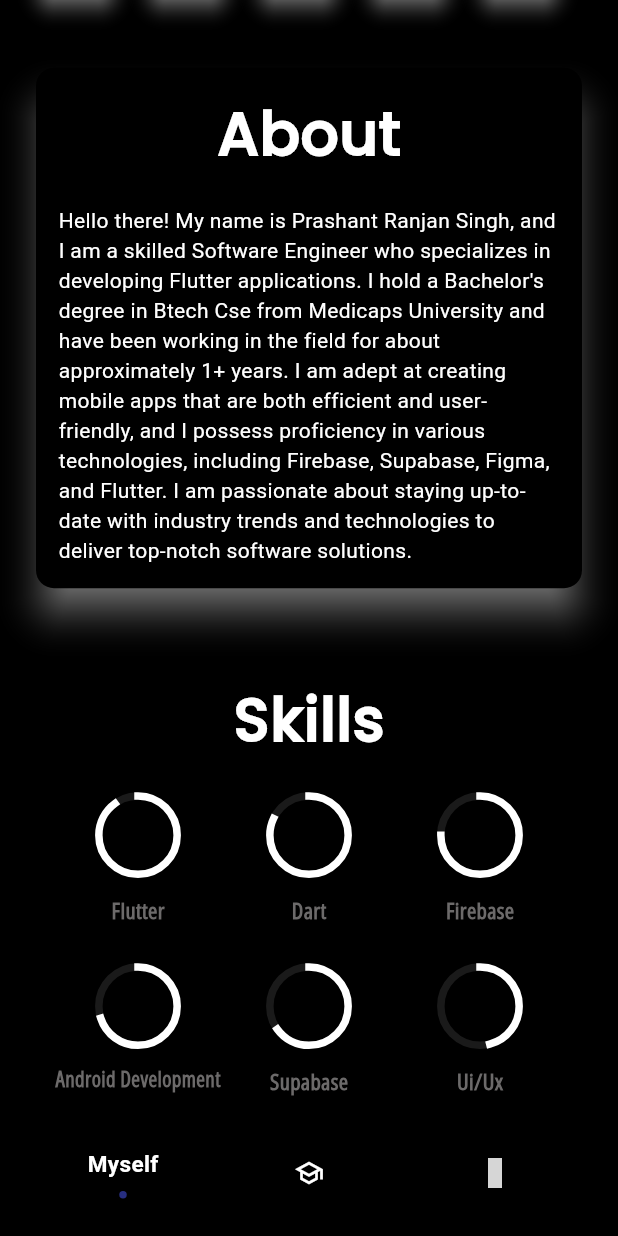
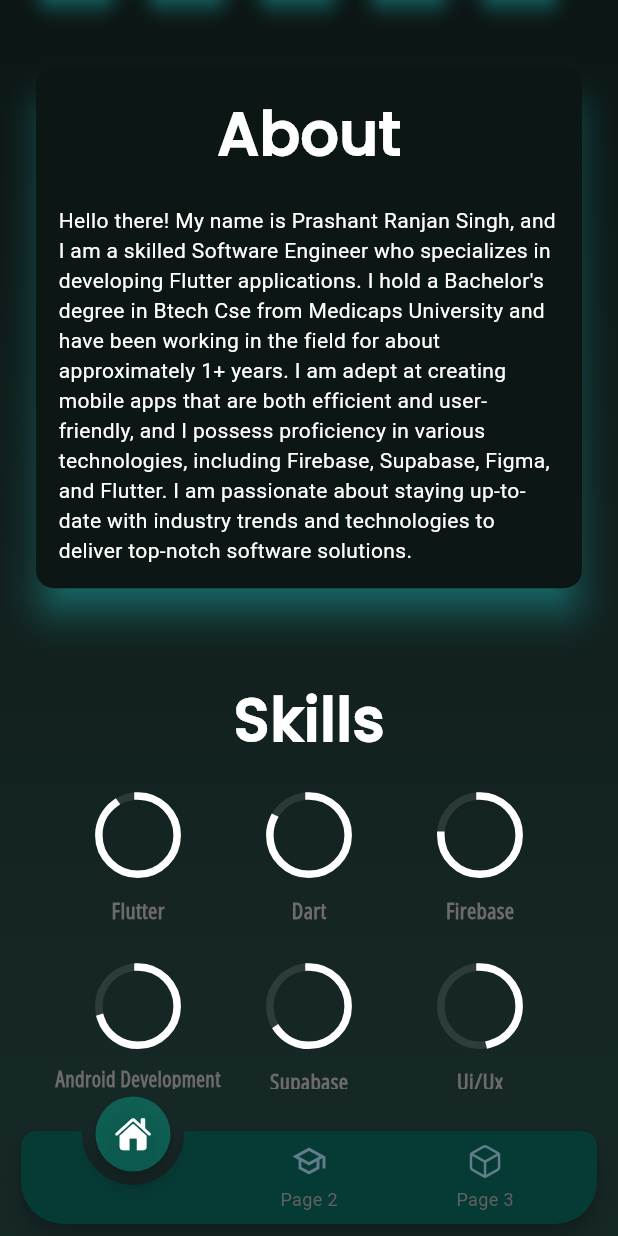
Before and after one commit to Prashant-ranjan-singh-123/PrashantSkillscape, a Flutter app: the screen it shows after launch, scrolled down 576 dp, on a phone screen of 412 x 824 dp. Run offline on Flutter 3.47's test engine with Material 3 defaults, Android fonts, the phone set to English and light mode, and no system bars; drawn by our look-alikes of animated_notch_bottom_bar, auto_size_text, flashy_tab_bar2, flutter_animate, percent_indicator; our stand-ins replace carousel_slider, crystal_navigation_bar, get, iconsax, material_design_icons_flutter, timeline_tile; missing offline and left inert: android_intent_plus, email_sender; grey boxes are pictures that could not be loaded.

Commit message:
Ui Improvement

```diff
--- a/lib/view/bottom_nav_bar/Global_bottom_nav.dart
+++ b/lib/view/bottom_nav_bar/Global_bottom_nav.dart
@@ -1,3 +1,5 @@
+import 'package:animated_notch_bottom_bar/animated_notch_bottom_bar/animated_notch_bottom_bar.dart';
+import 'package:crystal_navigation_bar/crystal_navigation_bar.dart';
 import 'package:flashy_tab_bar2/flashy_tab_bar2.dart';
 import 'package:flutter/cupertino.dart';
 import 'package:flutter/material.dart';
@@ -16,58 +18,77 @@ class GlobalNavBar extends StatefulWidget {
 }
 
 class _GlobalNavBarState extends State<GlobalNavBar> {
-  int _selectedIndex=0;
+  int _selectedIndex = 0;
+
+
+  // Notch Bar
+  final _pageController = PageController(initialPage: 0);
+
+  /// Controller to handle bottom nav bar and also handles initial page
+  final NotchBottomBarController _controller = NotchBottomBarController(index: 0);
+
+  int maxCount = 3;
+
+  final List<Widget> bottomBarPages = [
+    HomeScreen(),
+    CarrierScreen(),
+    WorkScreen(),
+  ];
+
+
+
+
+
   @override
   Widget build(BuildContext context) {
     return Scaffold(
-      backgroundColor: Colors.black,
-      body: _current_screen(),
-      bottomNavigationBar: bottom_nav_bar().animate()
-          .slideY(
+      backgroundColor: Color.fromRGBO(22,40,38,1),
+      body: bottom_nav_bar_3_body(),
+      bottomNavigationBar: bottom_nav_bar_3().animate().slideY(
           begin: 12,
           delay: 1000.ms,
           duration: 1000.ms,
-          curve: Curves.decelerate)
-
-      ,
+          curve: Curves.decelerate),
     );
   }
 
-  Widget _current_screen(){
-    if(_selectedIndex==0){
-      return HomeScreen();
-    }else if(_selectedIndex ==1){
-      return CarrierScreen();
-    }else {
-      return WorkScreen();
-    }
-      // else {
-    //   return const CertificateScreen();
-    // }
+  @override
+  void dispose() {
+    _pageController.dispose();
+    super.dispose();
   }
 
-  Widget bottom_nav_bar(){
+
+  Widget bottom_nav_bar() {
     return FlashyTabBar(
       selectedIndex: _selectedIndex,
-      backgroundColor: Colors.black87,
-
-      showElevation: false,
-
+      backgroundColor: Color.fromRGBO(25, 24, 39, 1.0),
       onItemSelected: (index) => setState(() {
         _selectedIndex = index;
       }),
       items: [
         FlashyTabBarItem(
           icon: const Icon(CupertinoIcons.home, color: Colors.white),
-          title: const Text('Myself', style: TextStyle(color: Colors.white, fontSize: 15),),
+          title: const Text(
+            'Myself',
+            style: TextStyle(color: Colors.white, fontSize: 15),
+          ),
         ),
         FlashyTabBarItem(
-          icon: const Icon(Icons.school_outlined, color: Colors.white,),
-          title: const Text('Carrier', style: TextStyle(color: Colors.white, fontSize: 15)),
+          icon: const Icon(
+            Icons.school_outlined,
+            color: Colors.white,
+          ),
+          title: const Text('Carrier',
+              style: TextStyle(color: Colors.white, fontSize: 15)),
         ),
         FlashyTabBarItem(
-          icon: Icon(MdiIcons.googlePlay, color: Colors.white,),
-          title: const Text('Works', style: TextStyle(color: Colors.white, fontSize: 15)),
+          icon: Icon(
+            MdiIcons.googlePlay,
+            color: Colors.white,
+          ),
+          title: const Text('Works',
+              style: TextStyle(color: Colors.white, fontSize: 15)),
         ),
         // FlashyTabBarItem(
         //   icon: Icon(MdiIcons.certificateOutline, color: Colors.white,),
@@ -76,4 +97,109 @@ class _GlobalNavBarState extends State<GlobalNavBar> {
       ],
     );
   }
+
+  Widget bottom_nav_bar_1_body(){
+    if (_selectedIndex == 0) {
+      return HomeScreen();
+    } else if (_selectedIndex == 1) {
+      return CarrierScreen();
+    } else {
+      return WorkScreen();
+    }
+  }
+
+
+
+
+  Widget bottom_nav_bar_3() {
+    return AnimatedNotchBottomBar(
+        color: Color.fromRGBO(6,58,52, 1),
+      notchColor: Color.fromRGBO(5,202,173, 0.35),
+        bottomBarItems: const [
+          BottomBarItem(
+            inActiveItem: Icon(
+              CupertinoIcons.home,
+              color: Colors.blueGrey,
+            ),
+            activeItem: Icon(
+              CupertinoIcons.house_fill,
+              color: Colors.white,
+            ),
+            itemLabel: 'Page 1',
+          ),
+          BottomBarItem(
+            inActiveItem: Icon(
+              Icons.school_outlined,
+              color: Colors.blueGrey,
+            ),
+            activeItem: Icon(
+              Icons.school,
+              color: Colors.white,
+            ),
+            itemLabel: 'Page 2',
+          ),
+          BottomBarItem(
+            inActiveItem: Icon(
+              CupertinoIcons.cube,
+              color: Colors.blueGrey,
+            ),
+            activeItem: Icon(
+              CupertinoIcons.cube_fill,
+              color: Colors.white,
+            ),
+            itemLabel: 'Page 3',
+          )
+        ],
+      notchBottomBarController: _controller,
+      onTap: (int value) {
+        _pageController.jumpToPage(value);
+      },
+      kIconSize: 24.0,
+      kBottomRadius: 28.0,
+    );
+  }
+
+  Widget bottom_nav_bar_3_body(){
+    return PageView(
+      controller: _pageController,
+      physics: const NeverScrollableScrollPhysics(),
+      children: List.generate(bottomBarPages.length, (index) => bottomBarPages[index]),
+    );
+  }
+
+  // Widget bottom_nav_bar_2(){
+  //   return CrystalNavigationBar(
+  //     currentIndex: _selectedIndex,
+  //     height: 0,
+  //     // indicatorColor: Colors.blue,
+  //     unselectedItemColor: Colors.white54,
+  //     backgroundColor: Colors.black.withOpacity(1),
+  //     enableFloatingNavBar: true,
+  //     onTap: (index) => setState(() {
+  //       _selectedIndex = index;
+  //     }),
+  //     items: [
+  //       /// Home
+  //       CrystalNavigationBarItem(
+  //         icon: CupertinoIcons.home,
+  //         unselectedIcon: CupertinoIcons.house_fill,
+  //         selectedColor: Colors.white,
+  //       ),
+  //
+  //       /// Favourite
+  //       CrystalNavigationBarItem(
+  //         icon: Icons.school_outlined,
+  //         unselectedIcon: Icons.school,
+  //         selectedColor: Colors.red,
+  //       ),
+  //
+  //       /// Add
+  //       CrystalNavigationBarItem(
+  //         icon: MdiIcons.googlePlay,
+  //         unselectedIcon: MdiIcons.googlePlay,
+  //         selectedColor: Colors.white,
+  //       ),
+  //     ],
+  //   );
+  // }
 }
--- a/lib/view/bottom_nav_bar/home_page/home_screen.dart
+++ b/lib/view/bottom_nav_bar/home_page/home_screen.dart
@@ -26,8 +26,19 @@ class _HomeScreenState extends State<HomeScreen> {
   @override
   Widget build(BuildContext context) {
     return Scaffold(
-      backgroundColor: Colors.black,
-      body: SafeArea(
+      body: Container(
+        height: Get.height,
+        width: Get.width,
+        decoration: const BoxDecoration(
+          gradient: LinearGradient(colors: [
+            Color.fromRGBO(12,22,21,1),
+            Color.fromRGBO(22,40,38,1),
+          ],
+          begin: Alignment.topCenter,
+            end: Alignment.bottomCenter
+          )
+        ),
+        child: SafeArea(
           child: SingleChildScrollView(
             child: Padding(
               padding: const EdgeInsets.symmetric(horizontal: 20),
@@ -116,6 +127,7 @@ class _HomeScreenState extends State<HomeScreen> {
                       curve: Curves.decelerate)
                   // experience()
                 ],
+              ),
             ),
           ),
         ),
@@ -232,8 +244,8 @@ class _HomeScreenState extends State<HomeScreen> {
     return Padding(
       padding: const EdgeInsets.only(top: 20),
       child: Card(
-        color: Colors.black,
-        shadowColor: Colors.white,
+        color: Color.fromRGBO(12, 22, 21, 1.0),
+        shadowColor: Color.fromRGBO(43,255,255,1),
         elevation: 10,
         child: Padding(
           padding: const EdgeInsets.all(15.0),
@@ -262,7 +274,7 @@ class _HomeScreenState extends State<HomeScreen> {
             Card(
               color: Colors.black,
               elevation: 5,
-              shadowColor: Colors.white,
+              shadowColor: Color.fromRGBO(43,255,255,1),
               child: SizedBox(
                 width: Get.width * 0.13,
                 height: Get.width * 0.13,
@@ -289,7 +301,7 @@ class _HomeScreenState extends State<HomeScreen> {
             Card(
               color: Colors.black,
               elevation: 5,
-              shadowColor: Colors.white,
+              shadowColor: Color.fromRGBO(43,255,255,1),
               child: SizedBox(
                 width: Get.width * 0.13,
                 height: Get.width * 0.13,
--- a/pubspec.yaml
+++ b/pubspec.yaml
@@ -53,6 +53,8 @@ dependencies:
   timeline_tile: ^2.0.0
   percent_indicator: ^3.4.0
   email_sender: ^1.4.0
+  crystal_navigation_bar: ^1.0.0
+  animated_notch_bottom_bar: ^1.0.3
 
 dev_dependencies:
   flutter_test:
```
Also changed, not shown: pubspec.lock. Lines whose indentation alone changed are shown as unchanged.
